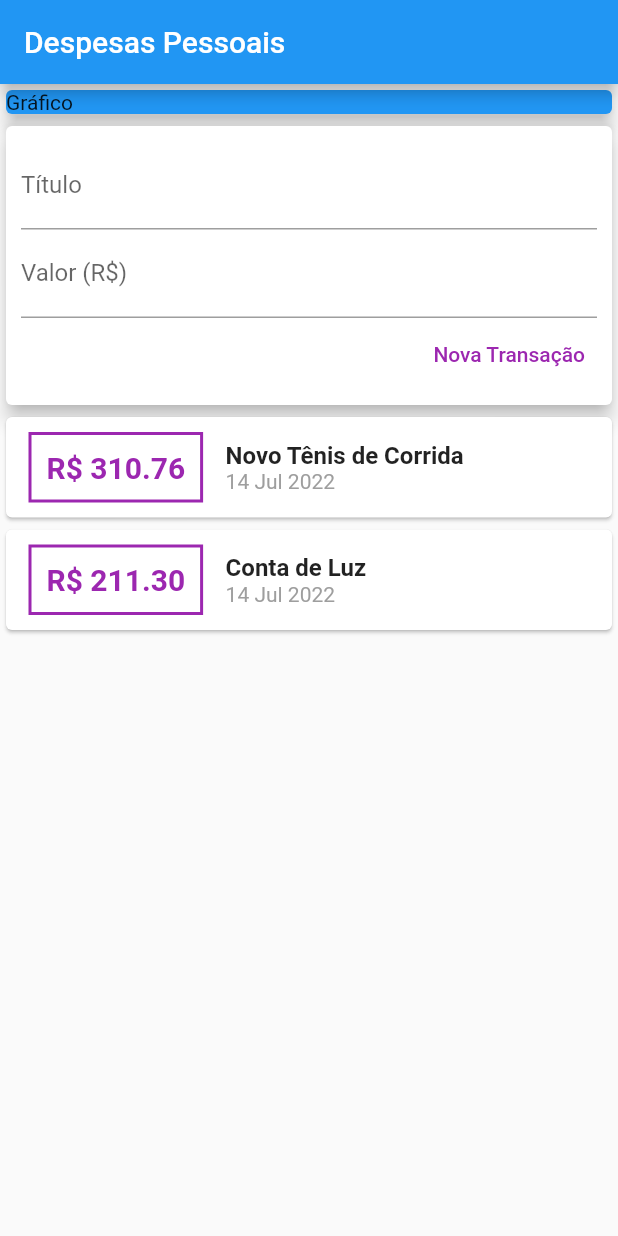
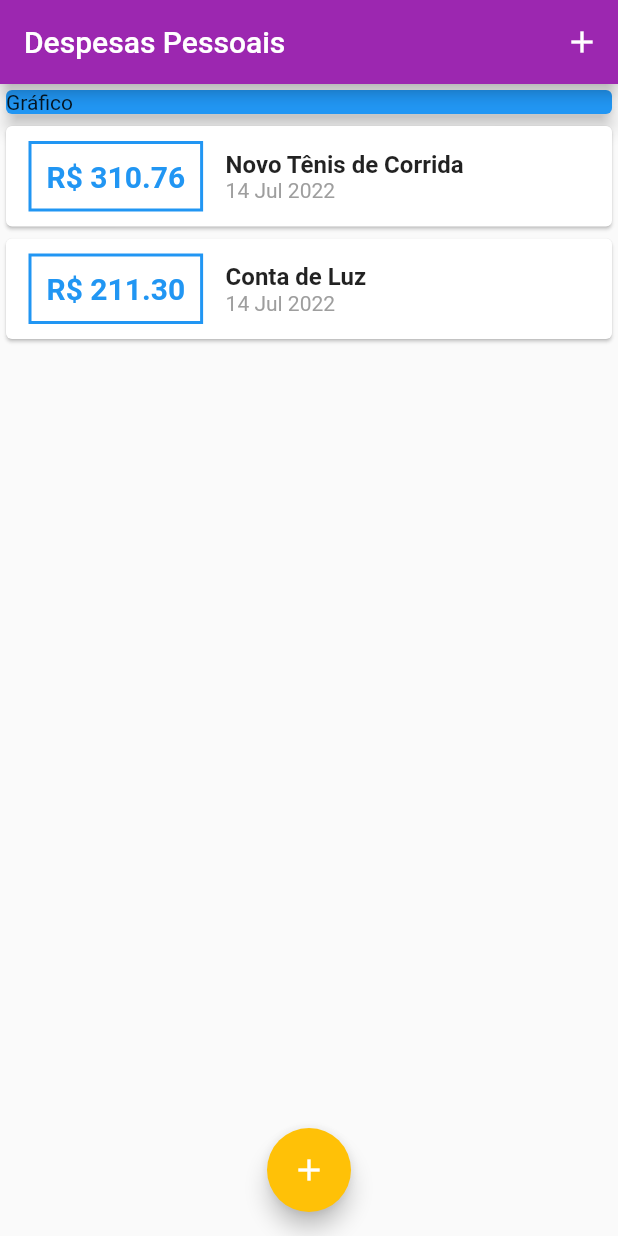
Before and after one commit to CodeAkio/expenses_flutter, a Flutter app: the screen it shows after launch, on a phone screen of 412 x 824 dp. Run offline on Flutter 3.47's test engine with Material 2 defaults, Android fonts, the phone set to English and light mode, and no system bars.

Commit message:
Move form to modal and config color theme

```diff
--- a/lib/components/transaction_list.dart
+++ b/lib/components/transaction_list.dart
@@ -23,14 +23,15 @@ class TransactionList extends StatelessWidget {
                 Container(
                   margin: EdgeInsets.symmetric(horizontal: 15, vertical: 10),
                   decoration: BoxDecoration(
-                      border: Border.all(color: Colors.purple, width: 2)),
+                      border: Border.all(
+                          color: Theme.of(context).primaryColor, width: 2)),
                   padding: EdgeInsets.all(10),
                   child: Text(
                     'R\$ ${tr.value.toStringAsFixed(2)}',
                     style: TextStyle(
                         fontWeight: FontWeight.bold,
                         fontSize: 20,
-                        color: Colors.purple),
+                        color: Theme.of(context).primaryColor),
                   ),
                 ),
                 Column(
--- a/lib/components/transaction_user.dart
+++ /dev/null
@@ -1,52 +0,0 @@
-import 'dart:math';
-import 'package:flutter/material.dart';
-
-import 'package:expenses_flutter/components/transaction_form.dart';
-import 'package:expenses_flutter/components/transaction_list.dart';
-import 'package:expenses_flutter/models/transaction.dart';
-
-class TransactionUser extends StatefulWidget {
-  TransactionUser({Key? key}) : super(key: key);
-
-  @override
-  State<TransactionUser> createState() => _TransactionUserState();
-}
-
-class _TransactionUserState extends State<TransactionUser> {
-  final _transactions = [
-    Transaction(
-      id: 't1',
-      title: 'Novo Tênis de Corrida',
-      value: 310.76,
-      date: DateTime.now(),
-    ),
-    Transaction(
-      id: 't2',
-      title: 'Conta de Luz',
-      value: 211.30,
-      date: DateTime.now(),
-    ),
-  ];
-
-  @override
-  Widget build(BuildContext context) {
-    return Column(
-      children: [
-        TransactionForm(onSubmit: _addTransaction),
-        TransactionList(transactions: _transactions),
-      ],
-    );
-  }
-
-  _addTransaction(String title, double value) {
-    final newTransaction = Transaction(
-        id: Random().nextDouble().toString(),
-        title: title,
-        value: value,
-        date: DateTime.now());
-
-    setState(() {
-      _transactions.add(newTransaction);
-    });
-  }
-}
--- a/lib/main.dart
+++ b/lib/main.dart
@@ -1,5 +1,10 @@
+import 'dart:math';
+
+import 'package:expenses_flutter/components/transaction_form.dart';
 import 'package:flutter/material.dart';
-import 'package:expenses_flutter/components/transaction_user.dart';
+
+import 'components/transaction_list.dart';
+import 'models/transaction.dart';
 
 void main() => runApp(ExpensesApp());
 
@@ -10,18 +15,48 @@ class ExpensesApp extends StatelessWidget {
   Widget build(BuildContext context) {
     return MaterialApp(
       home: MyHomePage(),
+      theme: ThemeData(
+          colorScheme: ColorScheme.fromSwatch().copyWith(
+        primary: Colors.purple,
+        secondary: Colors.amber,
+      )),
     );
   }
 }
 
-class MyHomePage extends StatelessWidget {
+class MyHomePage extends StatefulWidget {
   MyHomePage({Key? key}) : super(key: key);
+
+  @override
+  State<MyHomePage> createState() => _MyHomePageState();
+}
+
+class _MyHomePageState extends State<MyHomePage> {
+  final _transactions = [
+    Transaction(
+      id: 't1',
+      title: 'Novo Tênis de Corrida',
+      value: 310.76,
+      date: DateTime.now(),
+    ),
+    Transaction(
+      id: 't2',
+      title: 'Conta de Luz',
+      value: 211.30,
+      date: DateTime.now(),
+    ),
+  ];
 
   @override
   Widget build(BuildContext context) {
     return Scaffold(
       appBar: AppBar(
         title: const Text('Despesas Pessoais'),
+        actions: [
+          IconButton(
+              onPressed: () => _openTransactionFormModal(context),
+              icon: Icon(Icons.add))
+        ],
       ),
       body: SingleChildScrollView(
         child: Column(
@@ -35,10 +70,37 @@ class MyHomePage extends StatelessWidget {
                 elevation: 5,
               ),
             ),
-            TransactionUser(),
+            TransactionList(transactions: _transactions),
           ],
         ),
       ),
+      floatingActionButton: FloatingActionButton(
+        child: Icon(Icons.add),
+        onPressed: () => _openTransactionFormModal(context),
+      ),
+      floatingActionButtonLocation: FloatingActionButtonLocation.centerFloat,
     );
   }
+
+  _openTransactionFormModal(BuildContext context) {
+    showModalBottomSheet(
+        context: context,
+        builder: (_) {
+          return TransactionForm(onSubmit: _addTransaction);
+        });
+  }
+
+  _addTransaction(String title, double value) {
+    final newTransaction = Transaction(
+        id: Random().nextDouble().toString(),
+        title: title,
+        value: value,
+        date: DateTime.now());
+
+    setState(() {
+      _transactions.add(newTransaction);
+    });
+
+    Navigator.of(context).pop();
+  }
 }
```
Also changed, not shown: lib/components/transaction_form.dart (+10 -5 lines).
